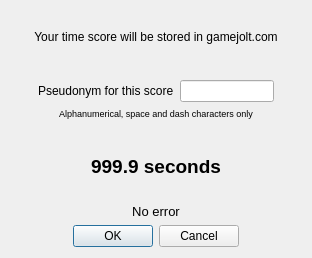
This is widgets/eulergraphstimechallengesendscoredialog.ui in AmirHammoutene/RiseOfEnigmas as Qt 5 draws it before an edit. The edited form follows.
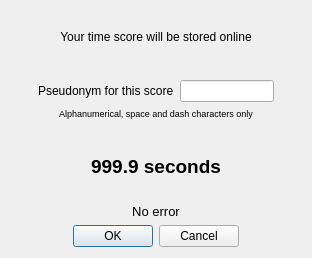
This is the edited form.

What changed in the file:
```diff
--- a/widgets/eulergraphstimechallengesendscoredialog.ui
+++ b/widgets/eulergraphstimechallengesendscoredialog.ui
@@ -47,7 +47,7 @@
        <item>
         <widget class="QLabel" name="label">
          <property name="text">
-          <string>Your time score will be stored in gamejolt.com</string>
+          <string>Your time score will be stored online</string>
          </property>
          <property name="alignment">
           <set>Qt::AlignCenter</set>
```
Left out of the diff: 1 changed line with no effect on the pictures.
